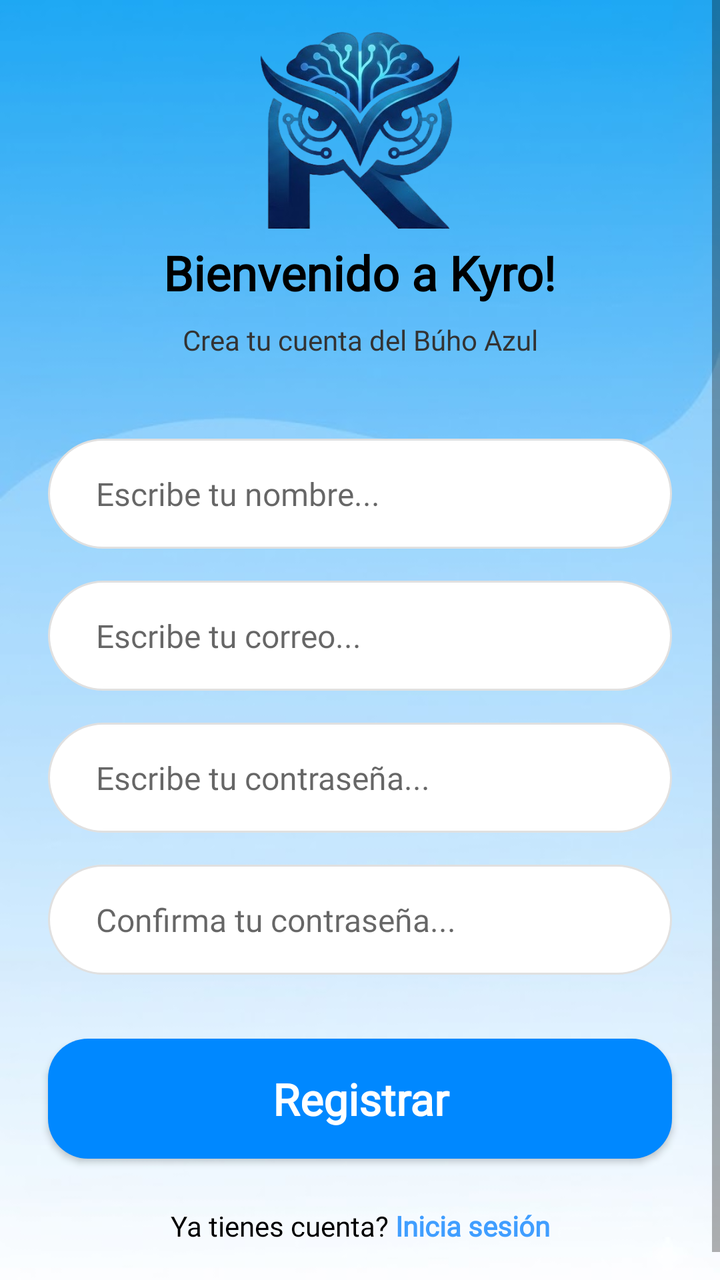
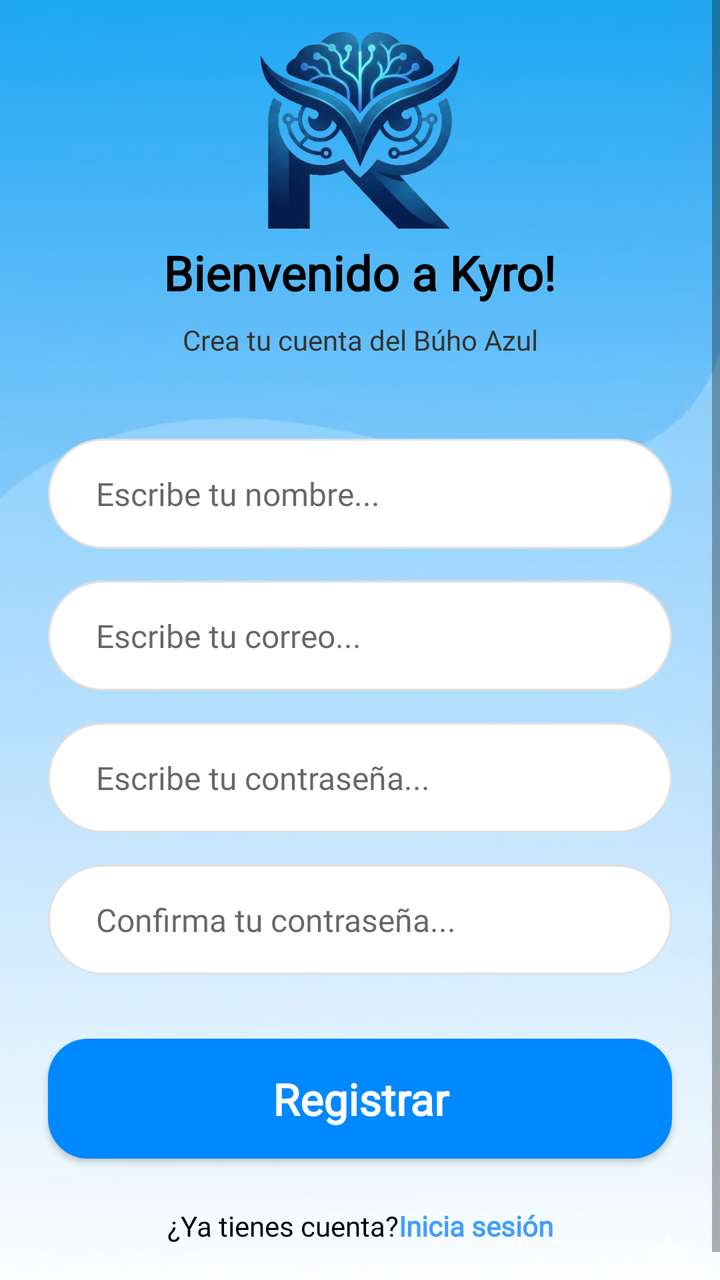

Before-and-after screenshots of an Android layout around one commit, followed by the original layout XML and the change that was made.
<!-- AndroidManifest.xml: activity theme Theme.MaterialComponents.Light.NoActionBar -->
<!-- res/layout/activity_register.xml -->
<?xml version="1.0" encoding="utf-8"?>
<ScrollView xmlns:android="http://schemas.android.com/apk/res/android"
xmlns:app="http://schemas.android.com/apk/res-auto"
android:layout_width="match_parent"
android:layout_height="match_parent"
android:fillViewport="true">

    <androidx.constraintlayout.widget.ConstraintLayout
        android:layout_width="match_parent"
        android:layout_height="wrap_content"
        android:paddingBottom="32dp"
        android:background="@drawable/img_fondo_primal">

        <ImageView
            android:layout_width="100dp"
            android:layout_height="100dp"
            android:src="@drawable/logo_kyro_no_bg"
            android:layout_margin="15dp"
            app:layout_constraintTop_toTopOf="parent"
            app:layout_constraintStart_toStartOf="parent"
            app:layout_constraintEnd_toEndOf="parent"/>

        <TextView
            android:id="@+id/tvTitle"
            android:layout_width="wrap_content"
            android:layout_height="wrap_content"
            android:text="Bienvenido a Kyro!"
            android:fontFamily="@font/poppins"
            android:textStyle="bold"
            android:textColor="#000000"
            android:textSize="24sp"
            android:layout_marginTop="120dp"
            app:layout_constraintTop_toTopOf="parent"
            app:layout_constraintStart_toStartOf="parent"
            app:layout_constraintEnd_toEndOf="parent"/>

        <TextView
            android:id="@+id/etSubtittle"
            android:layout_width="wrap_content"
            android:layout_height="wrap_content"
            android:text="Crea tu cuenta del Búho Azul"
            android:fontFamily="@font/poppins"
            android:textColor="#333333"
            android:textSize="14sp"
            android:layout_marginTop="8dp"
            app:layout_constraintTop_toBottomOf="@+id/tvTitle"
            app:layout_constraintStart_toStartOf="parent"
            app:layout_constraintEnd_toEndOf="parent"/>

        <EditText
            android:id="@+id/etName"
            android:layout_width="0dp"
            android:layout_height="55dp"
            android:layout_marginHorizontal="24dp"
            android:layout_marginTop="40dp"
            android:background="@drawable/bg_blanco_kyro"
            android:hint="Escribe tu nombre..."
            android:paddingStart="24dp"
            android:paddingEnd="24dp"
            android:inputType="textPersonName"
            android:fontFamily="@font/poppins"
            android:textSize="16sp"
            app:layout_constraintTop_toBottomOf="@+id/etSubtittle"
            app:layout_constraintStart_toStartOf="parent"
            app:layout_constraintEnd_toEndOf="parent"/>

        <EditText
            android:id="@+id/etEmail"
            android:layout_width="0dp"
            android:layout_height="55dp"
            android:layout_marginHorizontal="24dp"
            android:layout_marginTop="16dp"
            android:background="@drawable/bg_blanco_kyro"
            android:hint="Escribe tu correo..."
            android:paddingStart="24dp"
            android:paddingEnd="24dp"
            android:inputType="textEmailAddress"
            android:fontFamily="@font/poppins"
            android:textSize="16sp"
            app:layout_constraintTop_toBottomOf="@+id/etName"
            app:layout_constraintStart_toStartOf="parent"
            app:layout_constraintEnd_toEndOf="parent"/>

        <EditText
            android:id="@+id/etPassword"
            android:layout_width="0dp"
            android:layout_height="55dp"
            android:layout_marginHorizontal="24dp"
            android:layout_marginTop="16dp"
            android:background="@drawable/bg_blanco_kyro"
            android:hint="Escribe tu contraseña..."
            android:paddingStart="24dp"
            android:paddingEnd="24dp"
            android:inputType="textPassword"
            android:fontFamily="@font/poppins"
            android:textSize="16sp"
            app:layout_constraintTop_toBottomOf="@+id/etEmail"
            app:layout_constraintStart_toStartOf="parent"
            app:layout_constraintEnd_toEndOf="parent"/>

        <EditText
            android:id="@+id/etConfirmPassword"
            android:layout_width="0dp"
            android:layout_height="55dp"
            android:layout_marginHorizontal="24dp"
            android:layout_marginTop="16dp"
            android:background="@drawable/bg_blanco_kyro"
            android:hint="Confirma tu contraseña..."
            android:paddingStart="24dp"
            android:paddingEnd="24dp"
            android:inputType="textPassword"
            android:fontFamily="@font/poppins"
            android:textSize="16sp"
            app:layout_constraintTop_toBottomOf="@+id/etPassword"
            app:layout_constraintStart_toStartOf="parent"
            app:layout_constraintEnd_toEndOf="parent"/>

        <androidx.appcompat.widget.AppCompatButton
            android:id="@+id/btnRegister"
            android:layout_width="0dp"
            android:layout_height="60dp"
            android:layout_marginHorizontal="24dp"
            android:layout_marginTop="32dp"
            android:text="Registrar"
            android:textAllCaps="false"
            android:textColor="#FFFFFF"
            android:fontFamily="@font/poppins"
            android:textStyle="bold"
            android:textSize="22sp"
            android:background="@drawable/bg_azul_oscuro_kyro"
            android:gravity="center"
            app:layout_constraintTop_toBottomOf="@+id/etConfirmPassword"
            app:layout_constraintStart_toStartOf="parent"
            app:layout_constraintEnd_toEndOf="parent"/>

        <LinearLayout
            android:layout_width="wrap_content"
            android:layout_height="wrap_content"
            android:orientation="horizontal"
            android:layout_marginTop="24dp"
            app:layout_constraintTop_toBottomOf="@+id/btnRegister"
            app:layout_constraintStart_toStartOf="parent"
            app:layout_constraintEnd_toEndOf="parent">

            <TextView
                android:layout_width="wrap_content"
                android:layout_height="wrap_content"
                android:text="Ya tienes cuenta? "
                android:fontFamily="@font/poppins"
                android:textColor="#000000"/>

            <TextView
                android:id="@+id/tvGoToLogin"
                android:layout_width="wrap_content"
                android:layout_height="wrap_content"
                android:text="Inicia sesión"
                android:textStyle="bold"
                android:fontFamily="@font/poppins"
                android:textColor="@color/b400"/>
        </LinearLayout>

    </androidx.constraintlayout.widget.ConstraintLayout>

</ScrollView>
<!-- resources referenced by this layout -->
<resources>
  <color name="b400">#409EFF</color>
  <!-- drawable bg_azul_oscuro_kyro (drawable) -->
  <?xml version="1.0" encoding="utf-8"?>
  <shape xmlns:android="http://schemas.android.com/apk/res/android">
      <solid android:color="#0088FF"/>
      <corners android:radius="20dp"/>
  </shape>
  <!-- drawable bg_blanco_kyro (drawable) -->
  <?xml version="1.0" encoding="utf-8"?>
  <shape xmlns:android="http://schemas.android.com/apk/res/android">
      <solid android:color="#FFFFFF"/> <corners android:radius="50dp"/> <stroke android:width="1dp" android:color="#E0E0E0"/>
      <padding android:left="20dp" android:right="20dp"/>
  </shape>
  <!-- drawable img_fondo_primal: jpg bitmap (drawable, 13880 bytes) -->
  <!-- drawable logo_kyro_no_bg: png bitmap (drawable, 155742 bytes) -->
</resources>

<!-- the commit's change to res/layout/activity_register.xml (unified diff, before → after) -->
@@ -1,9 +1,9 @@
 <?xml version="1.0" encoding="utf-8"?>
 <ScrollView xmlns:android="http://schemas.android.com/apk/res/android"
-xmlns:app="http://schemas.android.com/apk/res-auto"
-android:layout_width="match_parent"
-android:layout_height="match_parent"
-android:fillViewport="true">
+    xmlns:app="http://schemas.android.com/apk/res-auto"
+    android:layout_width="match_parent"
+    android:layout_height="match_parent"
+    android:fillViewport="true">
 
     <androidx.constraintlayout.widget.ConstraintLayout
         android:layout_width="match_parent"
@@ -24,7 +24,7 @@ android:fillViewport="true">
             android:id="@+id/tvTitle"
             android:layout_width="wrap_content"
             android:layout_height="wrap_content"
-            android:text="Bienvenido a Kyro!"
+            android:text="@string/register_titulo"
             android:fontFamily="@font/poppins"
             android:textStyle="bold"
             android:textColor="#000000"
@@ -38,7 +38,7 @@ android:fillViewport="true">
             android:id="@+id/etSubtittle"
             android:layout_width="wrap_content"
             android:layout_height="wrap_content"
-            android:text="Crea tu cuenta del Búho Azul"
+            android:text="@string/register_subtitulo"
             android:fontFamily="@font/poppins"
             android:textColor="#333333"
             android:textSize="14sp"
@@ -54,7 +54,7 @@ android:fillViewport="true">
             android:layout_marginHorizontal="24dp"
             android:layout_marginTop="40dp"
             android:background="@drawable/bg_blanco_kyro"
-            android:hint="Escribe tu nombre..."
+            android:hint="@string/register_hint_nombre"
             android:paddingStart="24dp"
             android:paddingEnd="24dp"
             android:inputType="textPersonName"
@@ -71,7 +71,7 @@ android:fillViewport="true">
             android:layout_marginHorizontal="24dp"
             android:layout_marginTop="16dp"
             android:background="@drawable/bg_blanco_kyro"
-            android:hint="Escribe tu correo..."
+            android:hint="@string/register_hint_email"
             android:paddingStart="24dp"
             android:paddingEnd="24dp"
             android:inputType="textEmailAddress"
@@ -88,7 +88,7 @@ android:fillViewport="true">
             android:layout_marginHorizontal="24dp"
             android:layout_marginTop="16dp"
             android:background="@drawable/bg_blanco_kyro"
-            android:hint="Escribe tu contraseña..."
+            android:hint="@string/register_hint_pass"
             android:paddingStart="24dp"
             android:paddingEnd="24dp"
             android:inputType="textPassword"
@@ -105,7 +105,7 @@ android:fillViewport="true">
             android:layout_marginHorizontal="24dp"
             android:layout_marginTop="16dp"
             android:background="@drawable/bg_blanco_kyro"
-            android:hint="Confirma tu contraseña..."
+            android:hint="@string/register_hint_confirm_pass"
             android:paddingStart="24dp"
             android:paddingEnd="24dp"
             android:inputType="textPassword"
@@ -121,7 +121,7 @@ android:fillViewport="true">
             android:layout_height="60dp"
             android:layout_marginHorizontal="24dp"
             android:layout_marginTop="32dp"
-            android:text="Registrar"
+            android:text="@string/register_btn_registrar"
             android:textAllCaps="false"
             android:textColor="#FFFFFF"
             android:fontFamily="@font/poppins"
@@ -145,7 +145,7 @@ android:fillViewport="true">
             <TextView
                 android:layout_width="wrap_content"
                 android:layout_height="wrap_content"
-                android:text="Ya tienes cuenta? "
+                android:text="@string/register_ya_tengo_cuenta"
                 android:fontFamily="@font/poppins"
                 android:textColor="#000000"/>
 
@@ -153,7 +153,7 @@ android:fillViewport="true">
                 android:id="@+id/tvGoToLogin"
                 android:layout_width="wrap_content"
                 android:layout_height="wrap_content"
-                android:text="Inicia sesión"
+                android:text="@string/register_link_login"
                 android:textStyle="bold"
                 android:fontFamily="@font/poppins"
                 android:textColor="@color/b400"/>
<!-- resource entries referenced after the edit -->
@@ -15,5 +15,14 @@
   </shape>
   <!-- drawable img_fondo_primal: jpg bitmap (drawable, 13880 bytes) -->
   <!-- drawable logo_kyro_no_bg: png bitmap (drawable, 155742 bytes) -->
+  <string name="register_btn_registrar">Registrar</string>
+  <string name="register_hint_confirm_pass">Confirma tu contraseña...</string>
+  <string name="register_hint_email">Escribe tu correo...</string>
+  <string name="register_hint_nombre">Escribe tu nombre...</string>
+  <string name="register_hint_pass">Escribe tu contraseña...</string>
+  <string name="register_link_login">Inicia sesión</string>
+  <string name="register_subtitulo">Crea tu cuenta del Búho Azul</string>
+  <string name="register_titulo">Bienvenido a Kyro!</string>
+  <string name="register_ya_tengo_cuenta">¿Ya tienes cuenta? </string>
 </resources>
 
